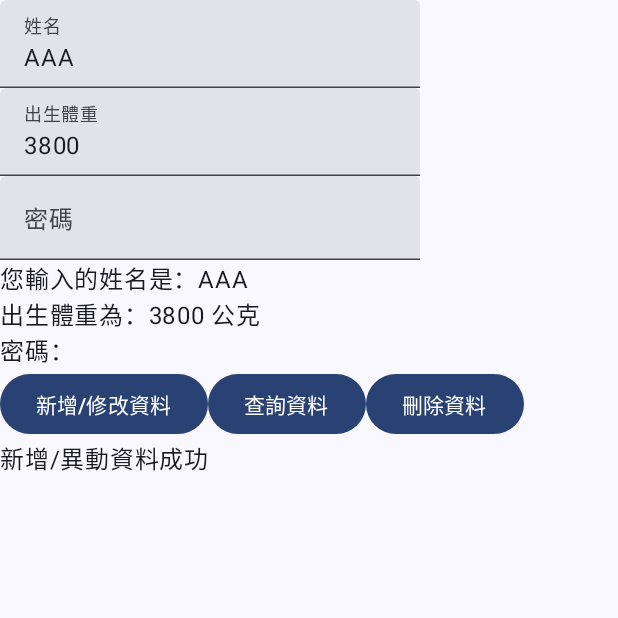
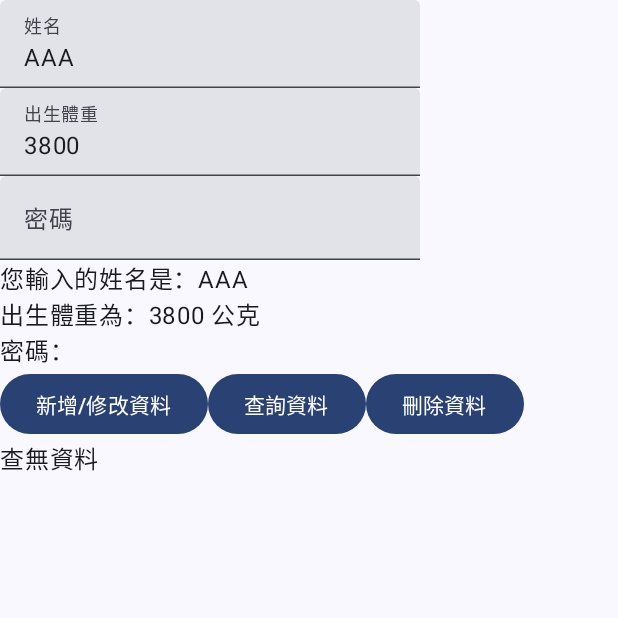
Before and after one commit to hhc-a/FireStore, an Android app built with Jetpack Compose: the screen it shows after launch (MainActivity), after a tap on "查詢資料", on a phone screen of 412 x 824 dp, the top half of it. Run offline under Robolectric (Android 15) with nearby library versions, the phone set to English and light mode, and no system bars; our stand-ins replace Firebase (no records; nobody signed in at launch, a user with empty details on screens opened directly); 1 other tap on this screen came first.

Commit message:
10_根據名字查詢資料

```diff
--- a/app/src/main/java/tw/edu/pu/csim/s1120053/firestore/MainActivity.kt
+++ b/app/src/main/java/tw/edu/pu/csim/s1120053/firestore/MainActivity.kt
@@ -95,18 +95,32 @@ fun Birth(m: Modifier){
 //                    .add(user)
                     .document(userName)
                     .set(user)
-
                     .addOnSuccessListener { documentReference ->
                         msg = "新增/異動資料成功"
                     }
                     .addOnFailureListener { e ->
                         msg = "新增/異動資料失敗：" + e.toString()
                     }
-
             }) {
                 Text("新增/修改資料")
             }
-            Button(onClick = {  }) {
+            Button(onClick = {
+                db.collection("users")
+                    .whereEqualTo("userName", userName)
+                    .get()
+                    .addOnCompleteListener { task ->
+                        if (task.isSuccessful) {
+                            msg = ""
+                            for (document in task.result!!) {
+                                msg += "文件id：" + document.id + "\n名字：" + document.data["userName"] +
+                                        "\n出生體重：" + document.data["userWeight"].toString() + "\n\n"
+                            }
+                            if (msg == "") {
+                                msg = "查無資料"
+                            }
+                        }
+                    }
+            }) {
                 Text("查詢資料")
             }
             Button(onClick = {  }) {
```
